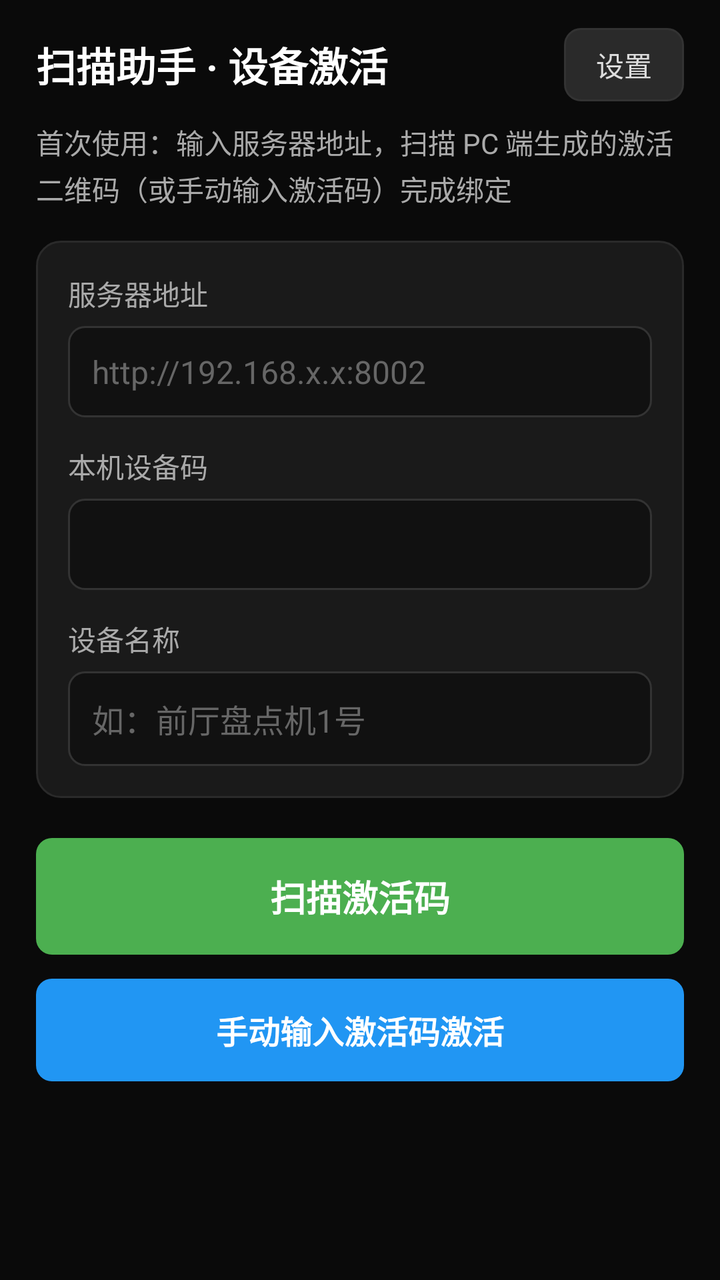
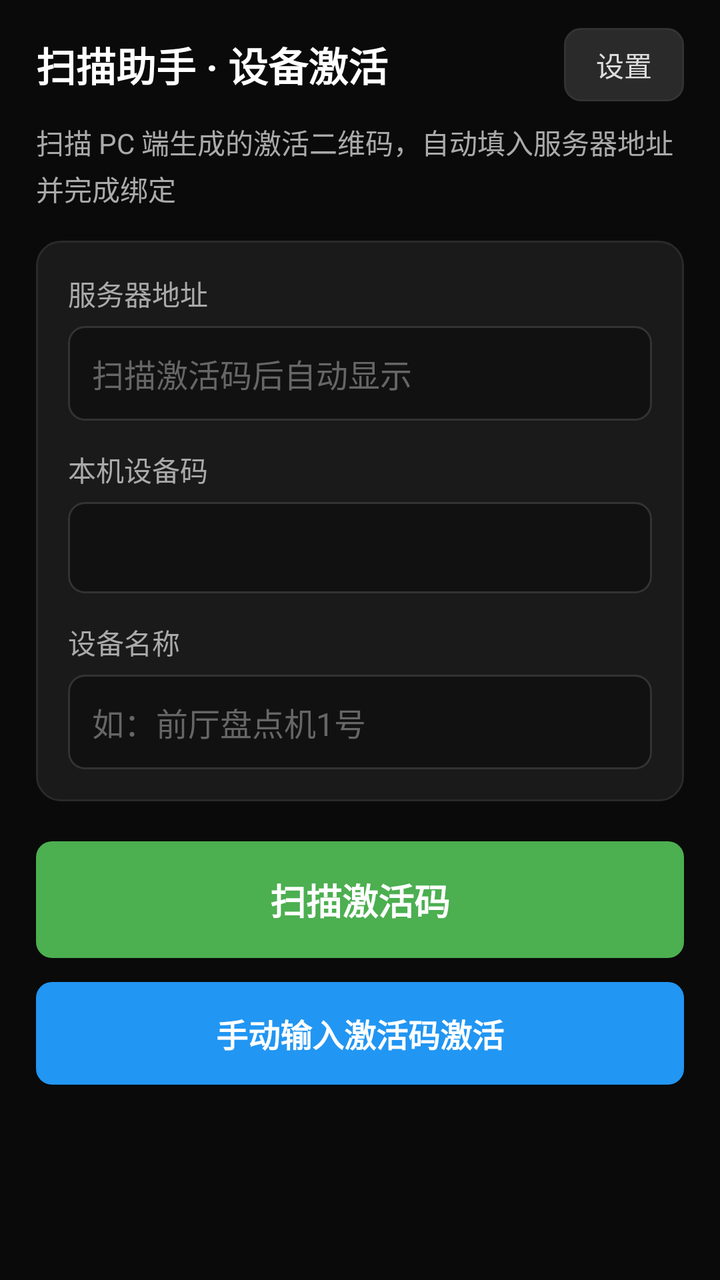

Compare the two renders of this Android layout. The source of the first and the diff that turns it into the second are given below.
<!-- AndroidManifest.xml: application theme Theme.ScanAssistant -->
<!-- res/layout/activity_activate.xml -->
<?xml version="1.0" encoding="utf-8"?>
<ScrollView xmlns:android="http://schemas.android.com/apk/res/android"
    android:layout_width="match_parent"
    android:layout_height="match_parent"
    android:background="@color/bg"
    android:fillViewport="true">

    <LinearLayout
        android:layout_width="match_parent"
        android:layout_height="wrap_content"
        android:orientation="vertical"
        android:paddingHorizontal="18dp"
        android:paddingTop="14dp"
        android:paddingBottom="24dp">

        
        <LinearLayout
            android:layout_width="match_parent"
            android:layout_height="wrap_content"
            android:gravity="center_vertical"
            android:orientation="horizontal">

            <TextView
                android:layout_width="0dp"
                android:layout_height="wrap_content"
                android:layout_weight="1"
                android:text="@string/activate_title"
                android:textColor="@color/text_primary"
                android:textSize="20sp"
                android:textStyle="bold" />

            <TextView
                android:id="@+id/btnSettings"
                android:layout_width="wrap_content"
                android:layout_height="wrap_content"
                android:background="@drawable/bg_btn_dark"
                android:paddingHorizontal="16dp"
                android:paddingVertical="8dp"
                android:text="@string/btn_settings"
                android:textColor="#DDDDDD"
                android:textSize="14sp" />
        </LinearLayout>

        <TextView
            android:layout_width="match_parent"
            android:layout_height="wrap_content"
            android:layout_marginTop="10dp"
            android:lineSpacingExtra="3dp"
            android:text="@string/activate_sub"
            android:textColor="@color/text_secondary"
            android:textSize="14sp" />

        
        <LinearLayout
            android:layout_width="match_parent"
            android:layout_height="wrap_content"
            android:layout_marginTop="16dp"
            android:background="@drawable/bg_card"
            android:orientation="vertical"
            android:padding="16dp">

            <TextView
                android:layout_width="wrap_content"
                android:layout_height="wrap_content"
                android:text="@string/server_url"
                android:textColor="@color/text_secondary"
                android:textSize="14sp" />

            <EditText
                android:id="@+id/etServer"
                android:layout_width="match_parent"
                android:layout_height="wrap_content"
                android:layout_marginTop="6dp"
                android:background="@drawable/bg_input"
                android:hint="@string/server_url_hint"
                android:inputType="textUri"
                android:padding="12dp"
                android:textColor="#DDDDDD"
                android:textColorHint="@color/text_hint"
                android:textSize="16sp" />

            <TextView
                android:layout_width="wrap_content"
                android:layout_height="wrap_content"
                android:layout_marginTop="14dp"
                android:text="@string/device_code"
                android:textColor="@color/text_secondary"
                android:textSize="14sp" />

            <TextView
                android:id="@+id/tvDeviceCode"
                android:layout_width="match_parent"
                android:layout_height="wrap_content"
                android:layout_marginTop="6dp"
                android:background="@drawable/bg_input"
                android:fontFamily="monospace"
                android:padding="12dp"
                android:textColor="#CCCCCC"
                android:textSize="16sp" />

            <TextView
                android:layout_width="wrap_content"
                android:layout_height="wrap_content"
                android:layout_marginTop="14dp"
                android:text="@string/device_name"
                android:textColor="@color/text_secondary"
                android:textSize="14sp" />

            <EditText
                android:id="@+id/etName"
                android:layout_width="match_parent"
                android:layout_height="wrap_content"
                android:layout_marginTop="6dp"
                android:background="@drawable/bg_input"
                android:hint="@string/device_name_hint"
                android:inputType="text"
                android:padding="12dp"
                android:textColor="#DDDDDD"
                android:textColorHint="@color/text_hint"
                android:textSize="16sp" />
        </LinearLayout>

        
        <TextView
            android:id="@+id/btnScanActivate"
            android:layout_width="match_parent"
            android:layout_height="wrap_content"
            android:layout_marginTop="20dp"
            android:background="@drawable/bg_btn_green"
            android:gravity="center"
            android:paddingVertical="16dp"
            android:text="@string/btn_scan_activate"
            android:textColor="#FFFFFF"
            android:textSize="18sp"
            android:textStyle="bold" />

        <TextView
            android:id="@+id/btnManualActivate"
            android:layout_width="match_parent"
            android:layout_height="wrap_content"
            android:layout_marginTop="12dp"
            android:background="@drawable/bg_btn_blue"
            android:gravity="center"
            android:paddingVertical="14dp"
            android:text="@string/btn_manual_activate"
            android:textColor="#FFFFFF"
            android:textSize="16sp"
            android:textStyle="bold" />

        
        <LinearLayout
            android:id="@+id/boxActivateState"
            android:layout_width="match_parent"
            android:layout_height="wrap_content"
            android:layout_marginTop="18dp"
            android:gravity="center"
            android:orientation="horizontal"
            android:visibility="gone">

            <ProgressBar
                android:id="@+id/progressActivate"
                style="?android:attr/progressBarStyle"
                android:layout_width="22dp"
                android:layout_height="22dp" />

            <TextView
                android:id="@+id/tvActivateState"
                android:layout_width="wrap_content"
                android:layout_height="wrap_content"
                android:layout_marginStart="10dp"
                android:text="@string/activating"
                android:textColor="@color/text_secondary"
                android:textSize="15sp" />
        </LinearLayout>
    </LinearLayout>
</ScrollView>
<!-- resources referenced by this layout -->
<resources>
  <color name="bg">#0A0A0A</color>
  <color name="text_hint">#666666</color>
  <color name="text_primary">#FFFFFF</color>
  <color name="text_secondary">#AAAAAA</color>
  <!-- drawable bg_btn_blue (drawable) -->
  <?xml version="1.0" encoding="utf-8"?>
  <shape xmlns:android="http://schemas.android.com/apk/res/android" android:shape="rectangle">
      <solid android:color="@color/blue" />
      <corners android:radius="8dp" />
  </shape>
  <!-- drawable bg_btn_dark (drawable) -->
  <?xml version="1.0" encoding="utf-8"?>
  <shape xmlns:android="http://schemas.android.com/apk/res/android" android:shape="rectangle">
      <solid android:color="#2A2A2A" />
      <corners android:radius="8dp" />
      <stroke android:width="1dp" android:color="@color/input_stroke" />
  </shape>
  <!-- drawable bg_btn_green (drawable) -->
  <?xml version="1.0" encoding="utf-8"?>
  <shape xmlns:android="http://schemas.android.com/apk/res/android" android:shape="rectangle">
      <solid android:color="@color/green" />
      <corners android:radius="8dp" />
  </shape>
  <!-- drawable bg_card (drawable) -->
  <?xml version="1.0" encoding="utf-8"?>
  <shape xmlns:android="http://schemas.android.com/apk/res/android" android:shape="rectangle">
      <solid android:color="@color/card" />
      <corners android:radius="12dp" />
      <stroke android:width="1dp" android:color="@color/stroke" />
  </shape>
  <!-- drawable bg_input (drawable) -->
  <?xml version="1.0" encoding="utf-8"?>
  <shape xmlns:android="http://schemas.android.com/apk/res/android" android:shape="rectangle">
      <solid android:color="@color/input_bg" />
      <corners android:radius="8dp" />
      <stroke android:width="1dp" android:color="@color/input_stroke" />
  </shape>
  <string name="activate_sub">首次使用：输入服务器地址，扫描 PC 端生成的激活二维码（或手动输入激活码）完成绑定</string>
  <string name="activate_title">扫描助手 · 设备激活</string>
  <string name="activating">激活中…</string>
  <string name="btn_manual_activate">手动输入激活码激活</string>
  <string name="btn_scan_activate">扫描激活码</string>
  <string name="btn_settings">设置</string>
  <string name="device_code">本机设备码</string>
  <string name="device_name">设备名称</string>
  <string name="device_name_hint">如：前厅盘点机1号</string>
  <string name="server_url">服务器地址</string>
  <string name="server_url_hint">http://192.168.x.x:8002</string>
  <style name="Theme.ScanAssistant" parent="Theme.MaterialComponents.NoActionBar">
          <item name="colorPrimary">@color/green</item>
          <item name="colorPrimaryDark">@color/green_dark</item>
          <item name="colorAccent">@color/green</item>
          <item name="android:windowBackground">@color/bg</item>
          <item name="android:statusBarColor">@color/bg</item>
          <item name="android:navigationBarColor">@color/bg</item>
          <item name="android:textColor">@color/text_primary</item>
          <item name="alertDialogTheme">@style/Theme.ScanAssistant.Dialog</item>
      </style>
  <color name="blue">#2196F3</color>
  <color name="input_stroke">#333333</color>
  <color name="green">#4CAF50</color>
  <color name="card">#1A1A1A</color>
  <color name="stroke">#2A2A2A</color>
  <color name="input_bg">#111111</color>
  <color name="green_dark">#2E7D32</color>
  <style name="Theme.ScanAssistant.Dialog" parent="ThemeOverlay.MaterialComponents.Dialog.Alert">
          <item name="colorPrimary">@color/green</item>
          <item name="colorAccent">@color/green</item>
          <item name="android:windowBackground">@color/card</item>
          <item name="android:textColorPrimary">@color/text_primary</item>
      </style>
</resources>

<!-- the commit's change to res/layout/activity_activate.xml (unified diff, before → after) -->
@@ -8,6 +8,8 @@
     <LinearLayout
         android:layout_width="match_parent"
         android:layout_height="wrap_content"
+        android:focusable="true"
+        android:focusableInTouchMode="true"
         android:orientation="vertical"
         android:paddingHorizontal="18dp"
         android:paddingTop="14dp"
@@ -66,14 +68,20 @@
                 android:textColor="@color/text_secondary"
                 android:textSize="14sp" />
 
+            
             <EditText
                 android:id="@+id/etServer"
                 android:layout_width="match_parent"
                 android:layout_height="wrap_content"
                 android:layout_marginTop="6dp"
                 android:background="@drawable/bg_input"
+                android:clickable="false"
+                android:cursorVisible="false"
+                android:focusable="false"
+                android:focusableInTouchMode="false"
                 android:hint="@string/server_url_hint"
-                android:inputType="textUri"
+                android:inputType="none"
+                android:longClickable="false"
                 android:padding="12dp"
                 android:textColor="#DDDDDD"
                 android:textColorHint="@color/text_hint"
<!-- resource entries referenced after the edit -->
@@ -37,7 +37,7 @@
       <corners android:radius="8dp" />
       <stroke android:width="1dp" android:color="@color/input_stroke" />
   </shape>
-  <string name="activate_sub">首次使用：输入服务器地址，扫描 PC 端生成的激活二维码（或手动输入激活码）完成绑定</string>
+  <string name="activate_sub">扫描 PC 端生成的激活二维码，自动填入服务器地址并完成绑定</string>
   <string name="activate_title">扫描助手 · 设备激活</string>
   <string name="activating">激活中…</string>
   <string name="btn_manual_activate">手动输入激活码激活</string>
@@ -47,7 +47,7 @@
   <string name="device_name">设备名称</string>
   <string name="device_name_hint">如：前厅盘点机1号</string>
   <string name="server_url">服务器地址</string>
-  <string name="server_url_hint">http://192.168.x.x:8002</string>
+  <string name="server_url_hint">扫描激活码后自动显示</string>
   <style name="Theme.ScanAssistant" parent="Theme.MaterialComponents.NoActionBar">
           <item name="colorPrimary">@color/green</item>
           <item name="colorPrimaryDark">@color/green_dark</item>
